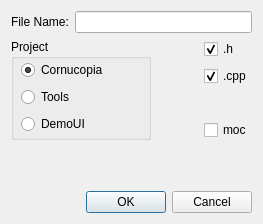
ilya-baran-personal/cornucopia-lib, file Tools/AddToolDialog.ui: the form before one commit.
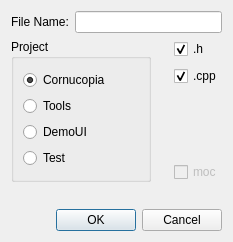
The form after the commit.

Commit message: Unit test framework

Diff of the .ui file:
```diff
--- a/Tools/AddToolDialog.ui
+++ b/Tools/AddToolDialog.ui
@@ -6,8 +6,8 @@
    <rect>
     <x>0</x>
     <y>0</y>
-    <width>263</width>
-    <height>224</height>
+    <width>233</width>
+    <height>242</height>
    </rect>
   </property>
   <property name="sizePolicy">
@@ -51,7 +51,7 @@
        <item>
         <widget class="QGroupBox" name="groupBox">
          <property name="sizePolicy">
-          <sizepolicy hsizetype="Fixed" vsizetype="Fixed">
+          <sizepolicy hsizetype="Fixed" vsizetype="Minimum">
            <horstretch>0</horstretch>
            <verstretch>0</verstretch>
           </sizepolicy>
@@ -59,21 +59,14 @@
          <property name="minimumSize">
           <size>
            <width>140</width>
-           <height>101</height>
+           <height>143</height>
           </size>
          </property>
          <property name="title">
           <string>Project</string>
          </property>
-         <widget class="QWidget" name="layoutWidget">
-          <property name="geometry">
-           <rect>
-            <x>10</x>
-            <y>20</y>
-            <width>117</width>
-            <height>76</height>
-           </rect>
-          </property>
+         <layout class="QVBoxLayout" name="verticalLayout_5">
+          <item>
           <layout class="QVBoxLayout" name="verticalLayout">
            <property name="sizeConstraint">
             <enum>QLayout::SetDefaultConstraint</enum>
@@ -120,8 +113,16 @@
              </property>
             </widget>
            </item>
-          </layout>
-         </widget>
+            <item>
+             <widget class="QRadioButton" name="inTest">
+              <property name="text">
+               <string>Test</string>
+              </property>
+             </widget>
+            </item>
+           </layout>
+          </item>
+         </layout>
         </widget>
        </item>
        <item>
@@ -177,6 +178,9 @@
          </item>
          <item>
           <widget class="QCheckBox" name="includeMoc">
+           <property name="enabled">
+            <bool>false</bool>
+           </property>
            <property name="toolTip">
             <string>Generate inclusion of moc file in the cpp file</string>
            </property>
```
Left out of the diff: 58 changed lines with no effect on the pictures. Lines whose indentation alone changed are shown as unchanged. The commit also changes 10 other files.
